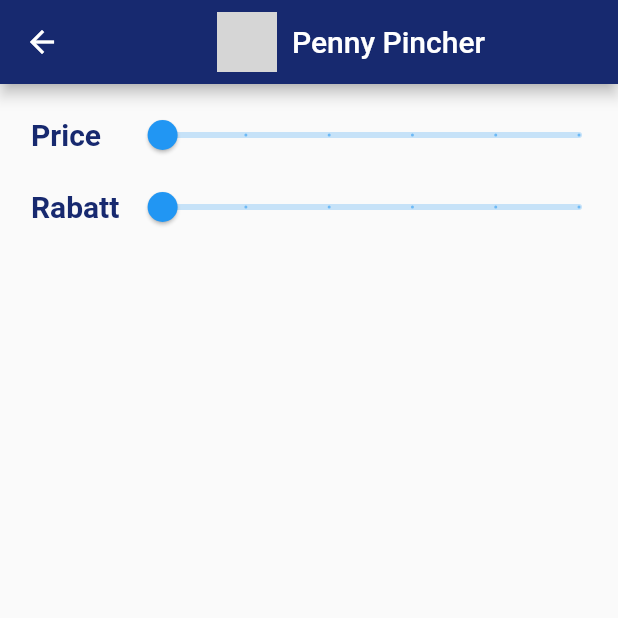
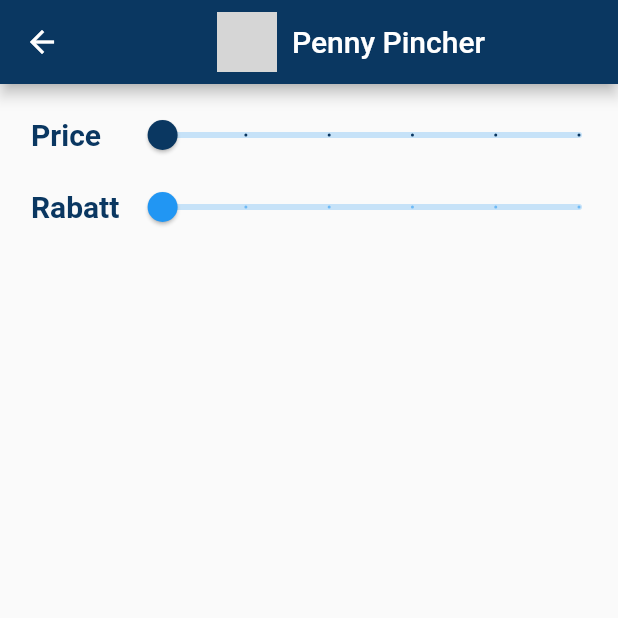
Before and after one commit to dimitarKolev99/flutter_project, a Flutter app: the FilterView screen opened directly, on a phone screen of 412 x 824 dp, the top half of it. Run offline on Flutter 3.47's test engine with Material 2 defaults, Android fonts, the phone set to English and light mode, and no system bars; our stand-ins replace shared_preferences; accounts and stored records are empty; network calls fail; grey boxes are pictures that could not be loaded.

Commit message:
change to new colors

```diff
--- a/lib/view/filter_view.dart
+++ b/lib/view/filter_view.dart
@@ -1,6 +1,7 @@
 import 'package:flutter/cupertino.dart';
 import 'package:flutter/material.dart';
 import 'package:penny_pincher/models/product.dart';
+import 'package:penny_pincher/services/product_api.dart';
 
 class FilterView extends StatefulWidget {
   @override
@@ -30,7 +31,7 @@ class _FilterViewState extends State<FilterView> {
 
     return Scaffold(
         appBar: AppBar(
-            backgroundColor: const Color.fromRGBO(23, 41, 111, 1),
+            backgroundColor: ProductApi.darkBlue,
             title: Row(
               mainAxisAlignment: MainAxisAlignment.center,
               children: [
@@ -63,13 +64,15 @@ class _FilterViewState extends State<FilterView> {
                 style: const TextStyle(
                   fontWeight: FontWeight.bold,
                   fontSize: 20,
-                  color: Color.fromRGBO(23, 41, 111, 1),
+                  color: ProductApi.darkBlue,
                 ),
               ),
               Container(
                 //color: Colors.green,
                 width: blockSizeHorizontal * 80,
                 child: Slider(
+                  activeColor: ProductApi.darkBlue,
+                  //inactiveColor: ProductApi.lightBlue,
                   value: _currentSliderValuePrice,
                   min: 0,
                   max: 100,
@@ -92,7 +95,7 @@ class _FilterViewState extends State<FilterView> {
                 style: const TextStyle(
                   fontWeight: FontWeight.bold,
                   fontSize: 20,
-                  color: Color.fromRGBO(23, 41, 111, 1),
+                  color: ProductApi.darkBlue,
                 ),
               ),
               Container(
```
